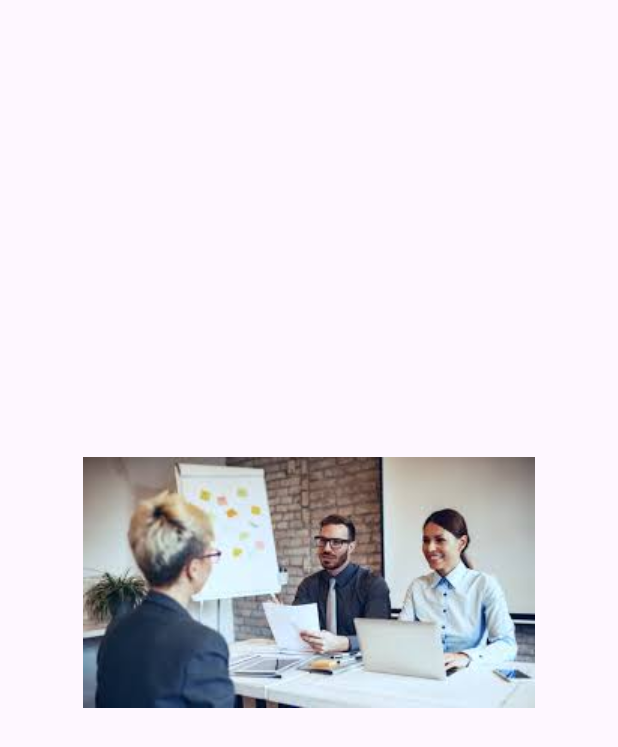
After one commit to Dandy-Candra/JobSeek, an Android app: the layout splash_screen.xml on its own in the app's theme, with its tools: preview values and no code run, on a phone screen of 412 x 824 dp. The commit adds this screen. Shown: the top 747 px of the screen. Run offline under Robolectric (Android 15) with nearby library versions, the phone set to English and light mode, and no system bars.

Commit message:
Menambah splash screen dengan metode shared preferences

```diff
--- a/app/src/main/java/com/android/tubes_pbp/LoginActivity.kt
+++ b/app/src/main/java/com/android/tubes_pbp/LoginActivity.kt
@@ -1,6 +1,8 @@
 package com.android.tubes_pbp
 
+import android.content.Context
 import android.content.Intent
+import android.content.SharedPreferences
 import androidx.appcompat.app.AppCompatActivity
 import android.os.Bundle
 import com.android.tubes_pbp.databinding.ActivityLoginBinding
@@ -9,13 +11,15 @@ import com.android.tubes_pbp.databinding.ActivityRegisterBinding
 class LoginActivity : AppCompatActivity() {
     private lateinit var binding: ActivityLoginBinding
     lateinit var lBundle : Bundle
+
+
     override fun onCreate(savedInstanceState: Bundle?) {
         getSupportActionBar()?.hide()
         super.onCreate(savedInstanceState)
+
         binding = ActivityLoginBinding.inflate(layoutInflater)
         val view = binding.root
         setContentView(view)
-
 
         if(intent.getBundleExtra("registerBundle")!=null){
             println("masukkk")
--- /dev/null
+++ b/app/src/main/res/layout/splash_screen.xml
@@ -0,0 +1,19 @@
+<?xml version="1.0" encoding="utf-8"?>
+<androidx.constraintlayout.widget.ConstraintLayout xmlns:android="http://schemas.android.com/apk/res/android"
+    xmlns:app="http://schemas.android.com/apk/res-auto"
+    xmlns:tools="http://schemas.android.com/tools"
+    android:layout_width="match_parent"
+    android:layout_height="match_parent">
+
+    <ImageView
+        android:id="@+id/imageView"
+        android:layout_width="wrap_content"
+        android:layout_height="wrap_content"
+        android:layout_marginTop="258dp"
+        android:layout_marginBottom="306dp"
+        app:layout_constraintBottom_toBottomOf="parent"
+        app:layout_constraintEnd_toEndOf="parent"
+        app:layout_constraintStart_toStartOf="parent"
+        app:layout_constraintTop_toTopOf="parent"
+        app:srcCompat="@drawable/backgorundicon" />
+</androidx.constraintlayout.widget.ConstraintLayout>
```
Also changed, not shown: app/src/main/java/com/android/tubes_pbp/SplashScreen.kt (+23 -14 lines).
